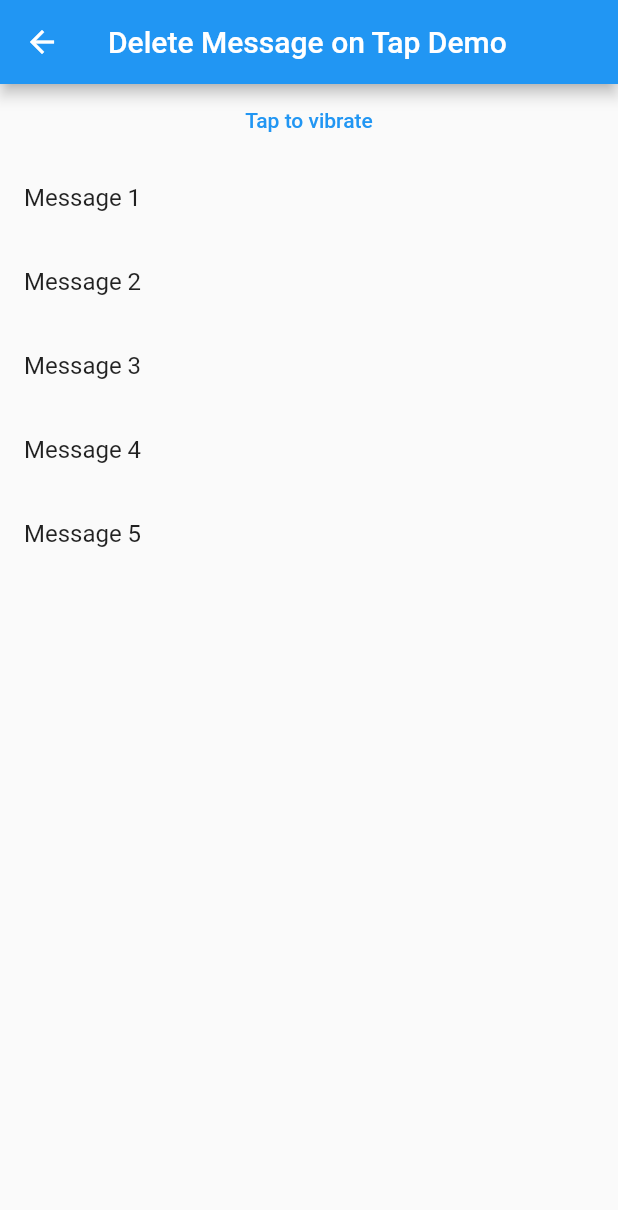
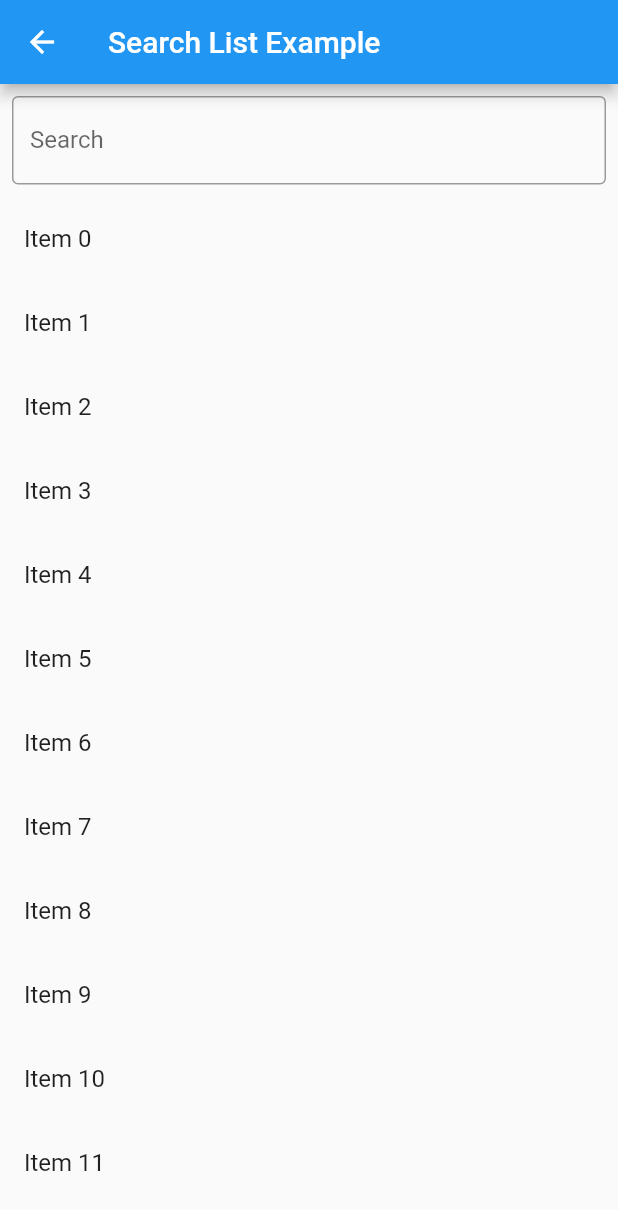
Before and after one commit to Itadori-Nishat/fluterNewVersionApp.messenger, a Flutter app: the MyPage screen opened directly, on a phone screen of 412 x 824 dp. Shown: the top 1210 px of the screen. Run offline on Flutter 3.47's test engine with Material 2 defaults, Android fonts, the light colour scheme and no system bars; our stand-ins replace flutter_svg, fluttertoast, hive, hive_flutter, image_picker, vibration; accounts and stored records are empty.

```diff
--- a/lib/MainPage.dart
+++ b/lib/MainPage.dart
@@ -172,7 +172,7 @@ class _MainPageState extends State<MainPage> {
                                     decoration: BoxDecoration(
                                       image: DecorationImage(
                                         fit: BoxFit.contain,
-                                          image: NetworkImage(user['img'])),
+                                          image: AssetImage("Assets/img" + (index + 10).toString() +".jpg")),
                                         color: Colors.grey,
                                         shape: BoxShape.circle),
                                   ),
@@ -244,7 +244,7 @@ class _MainPageState extends State<MainPage> {
                                   shape: BoxShape.circle),
                               child: ClipRRect(
                                 borderRadius: BorderRadius.circular(50),
-                                child: Image.asset("Assets/img" + (index + 1).toString() +".jpg"),
+                                child: Image.asset("Assets/img" + (index + 10).toString() +".jpg"),
                               ),
                             ),
                             Positioned(
--- a/lib/delete func check.dart
+++ b/lib/delete func check.dart
@@ -8,55 +8,46 @@ class MyPage extends StatefulWidget {
 }
 
 class _MyPageState extends State<MyPage> {
-  List<String> _message = [    "Message 1",    "Message 2",    "Message 3",    "Message 4",    "Message 5",  ];
-  String reactmsg = "❤️";
+  List<String> items = List<String>.generate(100, (index) => 'Item $index');
+  List<String> filteredItems = [];
 
-
+  @override
+  void initState() {
+    filteredItems = items;
+    super.initState();
+  }
   @override
   Widget build(BuildContext context) {
     return Scaffold(
         appBar: AppBar(
-        title: Text("Delete Message on Tap Demo"),
+          title: Text('Search List Example'),
         ),
         body: Column(
           children: [
-          TextButton(
-              onPressed: (){
-                Vibration.vibrate(duration: 1000, );
+            Padding(
+              padding: const EdgeInsets.all(8.0),
+              child: TextField(
+                onChanged: (value) {
+                  // Filter the list of items as the user types
+                  setState(() {
+                    filteredItems = items
+                        .where((item) =>
+                        item.toLowerCase().contains(value.toLowerCase()))
+                        .toList();
+                  });
                 },
-              child: Text("Tap to vibrate")),
+                decoration: InputDecoration(
+                  labelText: 'Search',
+                  border: OutlineInputBorder(),
+                ),
+              ),
+            ),
             Expanded(
               child: ListView.builder(
-              itemCount: _message.length,
+                itemCount: filteredItems.length,
                 itemBuilder: (context, index) {
                   return ListTile(
-                  title: Text(_message[index]),
-                  onTap: () {
-                    showDialog(
-                      context: context,
-                      builder: (BuildContext context) {
-                        return AlertDialog(
-                          title: Text("Delete Message"),
-                          content: Text("Are you sure you want to delete this message?"),
-                          actions: [
-                            TextButton(
-                              child: Text("Cancel"),
-                              onPressed: () => Navigator.of(context).pop(),
-                            ),
-                            TextButton(
-                              child: Text("Delete"),
-                              onPressed: () {
-                                setState(() {
-                                  _message.removeAt(index);
-                                });
-                                Navigator.of(context).pop();
-                              },
-                            ),
-                          ],
-                        );
-                      },
-                    );
-                  },
+                    title: Text(filteredItems[index]),
                   );
                 },
               ),
```
Lines whose indentation alone changed are shown as unchanged.
